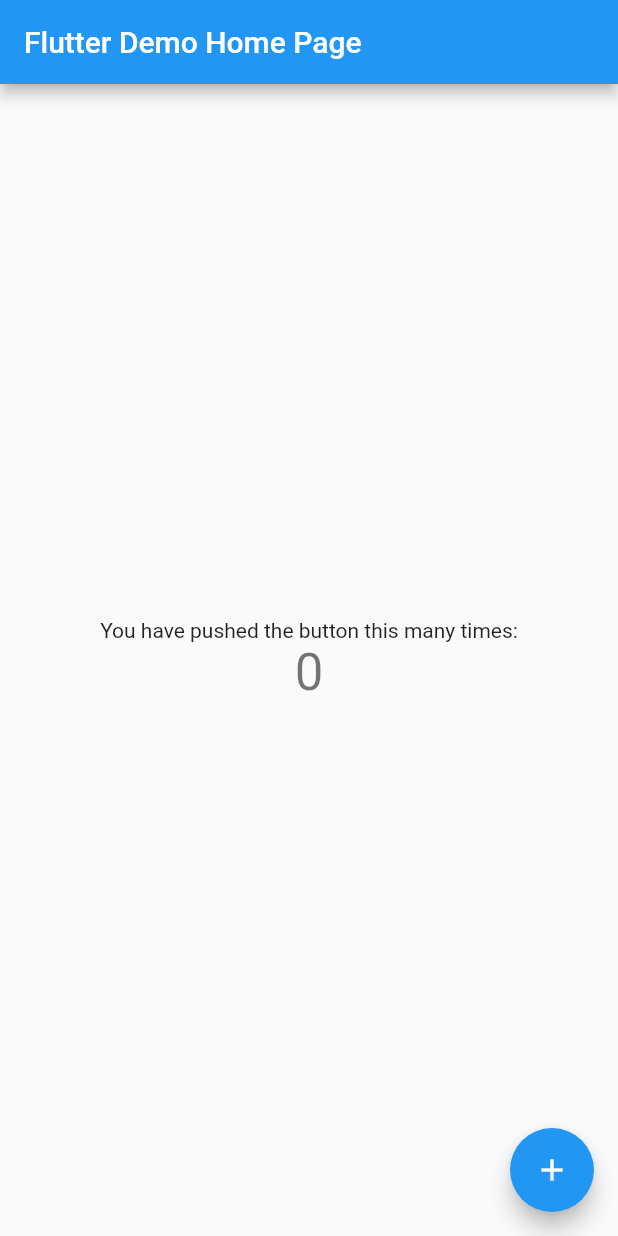
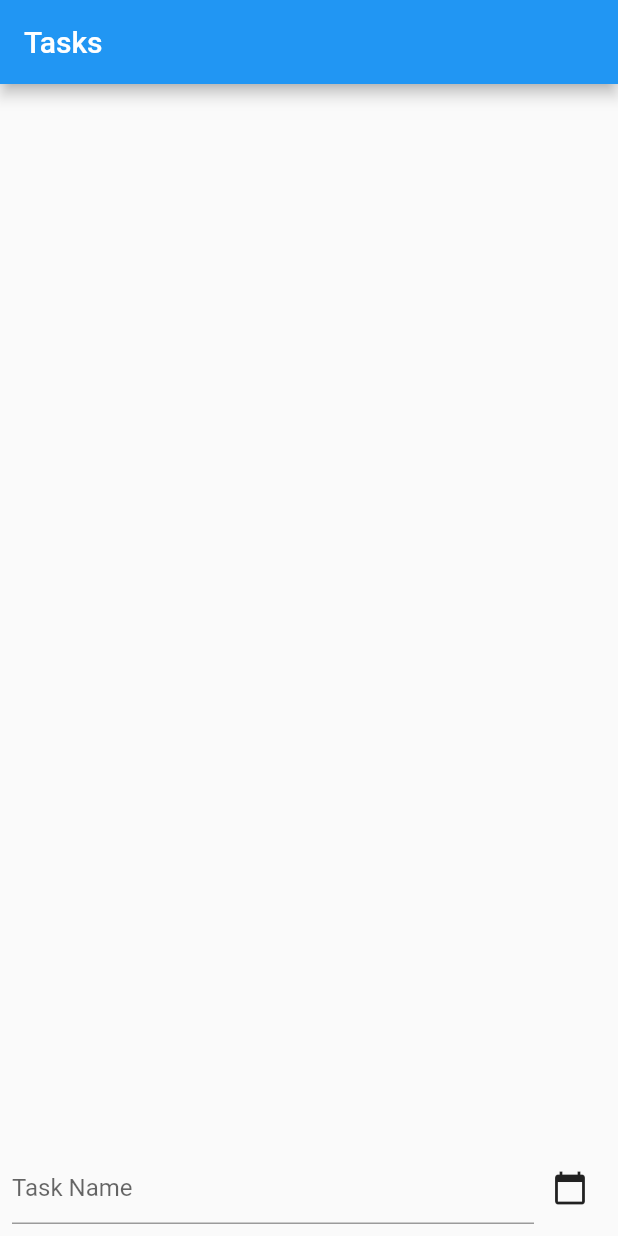
Before and after one commit to Dennis-Mwea/room_database, a Flutter app: the screen it shows after launch, on a phone screen of 412 x 824 dp. Run offline on Flutter 3.47's test engine with Material 2 defaults, Android fonts, the phone set to English and light mode, and no system bars; our stand-ins replace flutter_slidable, moor_flutter; generated files the repository leaves out were written again.

Commit message:
Create and save task to db

```diff
--- /dev/null
+++ b/lib/database/moor_database.dart
@@ -0,0 +1,47 @@
+import 'package:moor_flutter/moor_flutter.dart';
+
+part 'moor_database.g.dart';
+
+/// The name of the database table is "tasks"
+/// By default, the name of the generated data class will be "Task" (without "s")
+class Tasks extends Table {
+  /// Autoincrement automatically sets this to be the primary key
+  IntColumn? get id => integer().autoIncrement()();
+
+  /// If the length constraint is not fulfilled, the Task will not
+  /// be inserted into the database and an exception will be thrown.
+  TextColumn get name => text().withLength(min: 1, max: 50)();
+
+  /// DateTime is not natively supported by SQLite
+  /// Moor converts it to & from UNIX seconds
+  DateTimeColumn get dueDate => dateTime().nullable()();
+
+  /// Booleans are not supported as well, Moor converts them to integers
+  /// Simple default values are specified as Constants
+  BoolColumn? get completed => boolean().withDefault(Constant(false))();
+}
+
+@UseMoor(tables: [Tasks])
+// _$AppDatabase is the name of the generated class
+class AppDatabase extends _$AppDatabase {
+  // Specify the location of the database file
+  AppDatabase() : super((FlutterQueryExecutor.inDatabaseFolder(path: 'db.sqlite', logStatements: true)));
+
+  /// Bump this when changing tables and columns.
+  /// Migrations will be covered in the next part.
+  @override
+  int get schemaVersion => 1;
+
+  // All tables have getters in the generated class - we can select the tasks table
+  Future<List<Task>> getAllTasks() => select(tasks).get();
+
+  // Moor supports Streams which emit elements when the watched data changes
+  Stream<List<Task>> watchAllTasks() => select(tasks).watch();
+
+  Future insertTask(Task task) => into(tasks).insert(task);
+
+  // Updates a Task with a matching primary key
+  Future updateTask(Task task) => update(tasks).replace(task);
+
+  Future deleteTask(Task task) => delete(tasks).delete(task);
+}
--- /dev/null
+++ b/lib/home_page.dart
@@ -0,0 +1,96 @@
+import 'package:flutter/material.dart';
+import 'package:flutter_slidable/flutter_slidable.dart';
+import 'package:provider/provider.dart';
+import 'package:room_db/database/moor_database.dart';
+
+class HomePage extends StatefulWidget {
+  const HomePage({Key? key}) : super(key: key);
+
+  @override
+  _HomePageState createState() => _HomePageState();
+}
+
+class _HomePageState extends State<HomePage> {
+  late TextEditingController controller;
+  late DateTime? newTaskDate;
+
+  @override
+  void initState() {
+    super.initState();
+    controller = TextEditingController();
+  }
+
+  @override
+  Widget build(BuildContext context) {
+    final database = Provider.of<AppDatabase>(context);
+
+    return Scaffold(
+      appBar: AppBar(title: Text('Tasks')),
+      body: Column(
+        children: [
+          Expanded(
+            child: StreamBuilder(
+              stream: database.watchAllTasks(),
+              builder: (context, AsyncSnapshot<List<Task>> snapshot) {
+                final tasks = snapshot.data ?? <Task>[];
+
+                return ListView.builder(
+                  itemCount: tasks.length,
+                  itemBuilder: (_, index) {
+                    final task = tasks[index];
+
+                    return Slidable(
+                      actionPane: SlidableDrawerActionPane(),
+                      secondaryActions: [
+                        IconSlideAction(caption: 'Delete', color: Colors.red, icon: Icons.delete, onTap: () => database.deleteTask(task))
+                      ],
+                      child: CheckboxListTile(
+                        title: Text(task.name),
+                        subtitle: Text(task.dueDate?.toString() ?? 'No date'),
+                        value: task.completed,
+                        onChanged: (newValue) => database.updateTask(task.copyWith(completed: newValue)),
+                      ),
+                    );
+                  },
+                );
+              },
+            ),
+          ),
+          Container(
+            padding: EdgeInsets.all(8.0),
+            child: Row(
+              mainAxisSize: MainAxisSize.max,
+              children: [
+                Expanded(
+                  child: TextField(
+                    controller: controller,
+                    decoration: InputDecoration(hintText: 'Task Name'),
+                    onSubmitted: (inputName) {
+                      final task = Task(name: inputName, dueDate: newTaskDate, completed: false, id: 1);
+                      database.insertTask(task);
+
+                      _resetValuesAfterSubmit();
+                    },
+                  ),
+                ),
+                IconButton(
+                    onPressed: () async {
+                      newTaskDate = await showDatePicker(
+                          context: context, initialDate: DateTime.now(), firstDate: DateTime(2021), lastDate: DateTime(2050));
+                    },
+                    icon: Icon(Icons.calendar_today)),
+              ],
+            ),
+          )
+        ],
+      ),
+    );
+  }
+
+  void _resetValuesAfterSubmit() {
+    setState(() {
+      newTaskDate = null;
+      controller.clear();
+    });
+  }
+}
--- a/lib/main.dart
+++ b/lib/main.dart
@@ -1,4 +1,7 @@
 import 'package:flutter/material.dart';
+import 'package:provider/provider.dart';
+import 'package:room_db/database/moor_database.dart';
+import 'package:room_db/home_page.dart';
 
 void main() {
   runApp(MyApp());
@@ -7,46 +10,9 @@ void main() {
 class MyApp extends StatelessWidget {
   @override
   Widget build(BuildContext context) {
-    return MaterialApp(
-      title: 'Flutter Demo',
-      theme: ThemeData(primarySwatch: Colors.blue),
-      home: MyHomePage(title: 'Flutter Demo Home Page'),
+    return Provider(
+      create: (_) => AppDatabase(),
+      child: MaterialApp(title: 'Room Database', theme: ThemeData(primarySwatch: Colors.blue), home: HomePage()),
     );
   }
 }
-
-class MyHomePage extends StatefulWidget {
-  MyHomePage({Key? key, required this.title}) : super(key: key);
-
-  final String title;
-
-  @override
-  _MyHomePageState createState() => _MyHomePageState();
-}
-
-class _MyHomePageState extends State<MyHomePage> {
-  int _counter = 0;
-
-  void _incrementCounter() {
-    setState(() {
-      _counter++;
-    });
-  }
-
-  @override
-  Widget build(BuildContext context) {
-    return Scaffold(
-      appBar: AppBar(title: Text(widget.title)),
-      body: Center(
-        child: Column(
-          mainAxisAlignment: MainAxisAlignment.center,
-          children: <Widget>[
-            Text('You have pushed the button this many times:'),
-            Text('$_counter', style: Theme.of(context).textTheme.headline4),
-          ],
-        ),
-      ),
-      floatingActionButton: FloatingActionButton(onPressed: _incrementCounter, tooltip: 'Increment', child: Icon(Icons.add)),
-    );
-  }
-}
```
Also changed, not shown: lib/database/moor_database.g.dart (added).
